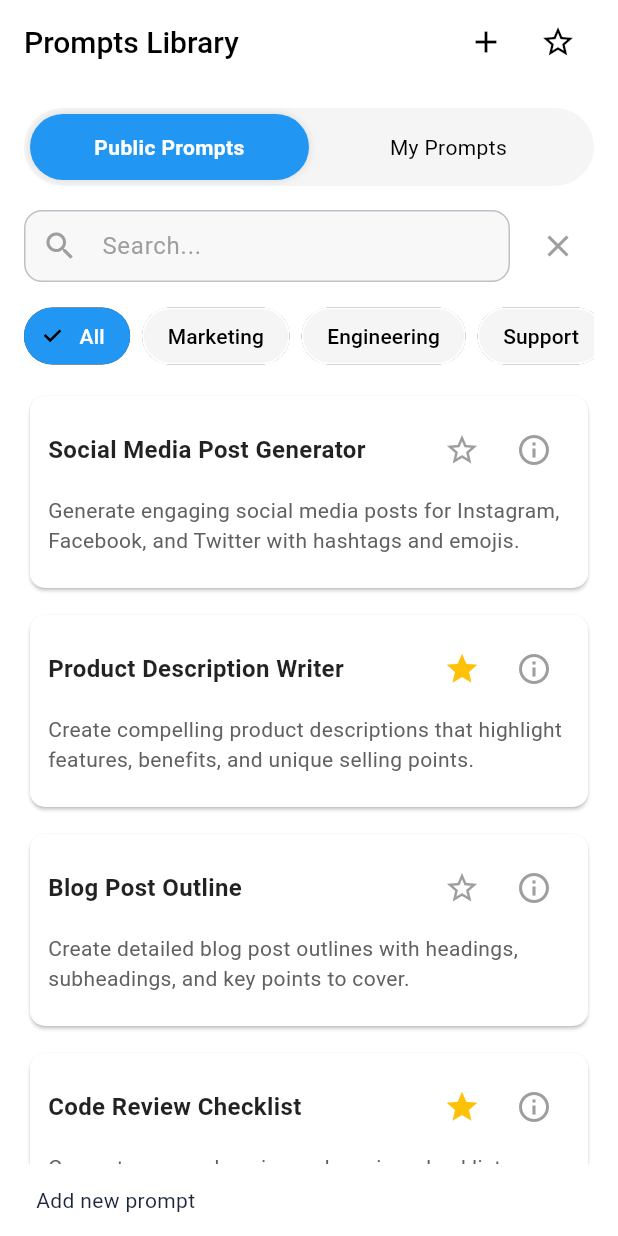
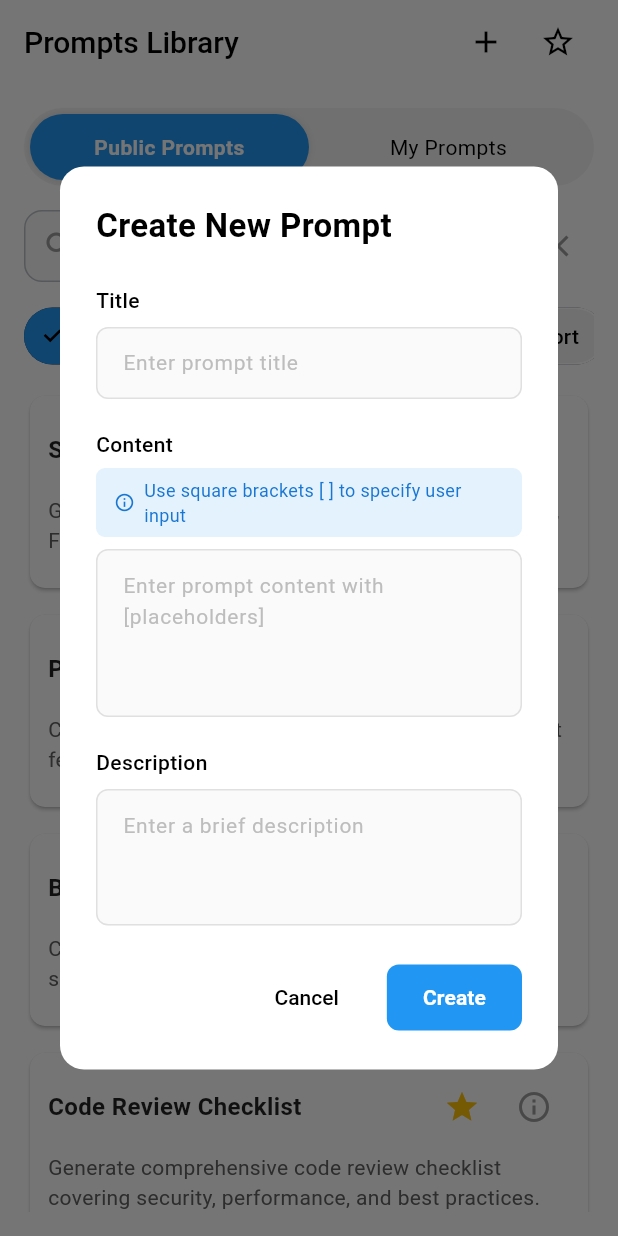
Before and after one commit to Ngleanthu/ByteQueens-advance-mobile, a Flutter app: the PromptListPage screen opened by its route, after a tap on the "add" icon, on a phone screen of 412 x 824 dp. Run offline on Flutter 3.47's test engine with Material 3 defaults, Android fonts, the phone set to English and light mode, and no system bars.

Commit message:
Create Prompt Pop Up

```diff
--- a/lib/features/prompt/presentation/pages/prompt_list_page.dart
+++ b/lib/features/prompt/presentation/pages/prompt_list_page.dart
@@ -1,6 +1,7 @@
 import 'package:flutter/material.dart';
 import '../../../../data/models/prompt.dart';
 import '../widgets/prompt_item.dart';
+import '../widgets/create_prompt_dialog.dart';
 
 class PromptListPage extends StatefulWidget {
   const PromptListPage({Key? key}) : super(key: key);
@@ -228,8 +229,11 @@ class _PromptListPageState extends State<PromptListPage> {
                 IconButton(
                   icon: const Icon(Icons.add, color: Colors.black),
                   onPressed: () {
-                    ScaffoldMessenger.of(context).showSnackBar(
-                      const SnackBar(content: Text('Add new prompt')),
+                    showDialog(
+                      context: context,
+                      builder: (BuildContext context) {
+                        return const CreatePromptDialog();
+                      },
                     );
                   },
                 ),
--- /dev/null
+++ b/lib/features/prompt/presentation/widgets/create_prompt_dialog.dart
@@ -0,0 +1,261 @@
+import 'package:flutter/material.dart';
+
+class CreatePromptDialog extends StatelessWidget {
+  const CreatePromptDialog({Key? key}) : super(key: key);
+
+  @override
+  Widget build(BuildContext context) {
+    final TextEditingController titleController = TextEditingController();
+    final TextEditingController contentController = TextEditingController();
+    final TextEditingController descriptionController = TextEditingController();
+
+    return Dialog(
+      shape: RoundedRectangleBorder(borderRadius: BorderRadius.circular(16)),
+      backgroundColor: const Color.fromARGB(255, 255, 255, 255),
+      child: Container(
+        width: MediaQuery.of(context).size.width * 0.85,
+        constraints: const BoxConstraints(maxWidth: 500),
+        padding: const EdgeInsets.all(24),
+        child: Column(
+          mainAxisSize: MainAxisSize.min,
+          crossAxisAlignment: CrossAxisAlignment.start,
+          children: [
+            // Header
+            const Text(
+              'Create New Prompt',
+              style: TextStyle(
+                fontSize: 22,
+                fontWeight: FontWeight.w600,
+                color: Colors.black,
+              ),
+            ),
+            const SizedBox(height: 24),
+
+            // Content
+            Flexible(
+              child: SingleChildScrollView(
+                child: Column(
+                  crossAxisAlignment: CrossAxisAlignment.start,
+                  children: [
+                    // Title Field
+                    const Text(
+                      'Title',
+                      style: TextStyle(
+                        fontSize: 14,
+                        fontWeight: FontWeight.w500,
+                        color: Colors.black,
+                      ),
+                    ),
+                    const SizedBox(height: 8),
+                    TextField(
+                      controller: titleController,
+                      style: const TextStyle(fontSize: 14),
+                      decoration: InputDecoration(
+                        hintText: 'Enter prompt title',
+                        hintStyle: TextStyle(
+                          color: Colors.grey[400],
+                          fontSize: 14,
+                        ),
+                        contentPadding: const EdgeInsets.symmetric(
+                          horizontal: 14,
+                          vertical: 12,
+                        ),
+                        border: OutlineInputBorder(
+                          borderRadius: BorderRadius.circular(8),
+                          borderSide: BorderSide(color: Colors.grey[300]!),
+                        ),
+                        enabledBorder: OutlineInputBorder(
+                          borderRadius: BorderRadius.circular(8),
+                          borderSide: BorderSide(color: Colors.grey[300]!),
+                        ),
+                        focusedBorder: OutlineInputBorder(
+                          borderRadius: BorderRadius.circular(8),
+                          borderSide: const BorderSide(
+                            color: Colors.blue,
+                            width: 1.5,
+                          ),
+                        ),
+                        filled: true,
+                        fillColor: Colors.grey[50],
+                      ),
+                    ),
+                    const SizedBox(height: 20),
+
+                    // Content Field
+                    const Text(
+                      'Content',
+                      style: TextStyle(
+                        fontSize: 14,
+                        fontWeight: FontWeight.w500,
+                        color: Colors.black,
+                      ),
+                    ),
+                    const SizedBox(height: 6),
+                    Container(
+                      padding: const EdgeInsets.symmetric(
+                        horizontal: 12,
+                        vertical: 6,
+                      ),
+                      decoration: BoxDecoration(
+                        color: Colors.blue[50],
+                        borderRadius: BorderRadius.circular(6),
+                      ),
+                      child: Row(
+                        children: [
+                          Icon(
+                            Icons.info_outline,
+                            size: 14,
+                            color: Colors.blue[700],
+                          ),
+                          const SizedBox(width: 6),
+                          Expanded(
+                            child: Text(
+                              'Use square brackets [ ] to specify user input',
+                              style: TextStyle(
+                                fontSize: 12,
+                                color: Colors.blue[700],
+                              ),
+                            ),
+                          ),
+                        ],
+                      ),
+                    ),
+                    const SizedBox(height: 8),
+                    TextField(
+                      controller: contentController,
+                      maxLines: 4,
+                      style: const TextStyle(fontSize: 14),
+                      decoration: InputDecoration(
+                        hintText: 'Enter prompt content with [placeholders]',
+                        hintStyle: TextStyle(
+                          color: Colors.grey[400],
+                          fontSize: 14,
+                        ),
+                        contentPadding: const EdgeInsets.all(14),
+                        border: OutlineInputBorder(
+                          borderRadius: BorderRadius.circular(8),
+                          borderSide: BorderSide(color: Colors.grey[300]!),
+                        ),
+                        enabledBorder: OutlineInputBorder(
+                          borderRadius: BorderRadius.circular(8),
+                          borderSide: BorderSide(color: Colors.grey[300]!),
+                        ),
+                        focusedBorder: OutlineInputBorder(
+                          borderRadius: BorderRadius.circular(8),
+                          borderSide: const BorderSide(
+                            color: Colors.blue,
+                            width: 1.5,
+                          ),
+                        ),
+                        filled: true,
+                        fillColor: Colors.grey[50],
+                      ),
+                    ),
+                    const SizedBox(height: 20),
+
+                    // Description Field
+                    const Text(
+                      'Description',
+                      style: TextStyle(
+                        fontSize: 14,
+                        fontWeight: FontWeight.w500,
+                        color: Colors.black,
+                      ),
+                    ),
+                    const SizedBox(height: 8),
+                    TextField(
+                      controller: descriptionController,
+                      maxLines: 3,
+                      style: const TextStyle(fontSize: 14),
+                      decoration: InputDecoration(
+                        hintText: 'Enter a brief description',
+                        hintStyle: TextStyle(
+                          color: Colors.grey[400],
+                          fontSize: 14,
+                        ),
+                        contentPadding: const EdgeInsets.all(14),
+                        border: OutlineInputBorder(
+                          borderRadius: BorderRadius.circular(8),
+                          borderSide: BorderSide(color: Colors.grey[300]!),
+                        ),
+                        enabledBorder: OutlineInputBorder(
+                          borderRadius: BorderRadius.circular(8),
+                          borderSide: BorderSide(color: Colors.grey[300]!),
+                        ),
+                        focusedBorder: OutlineInputBorder(
+                          borderRadius: BorderRadius.circular(8),
+                          borderSide: const BorderSide(
+                            color: Colors.blue,
+                            width: 1.5,
+                          ),
+                        ),
+                        filled: true,
+                        fillColor: Colors.grey[50],
+                      ),
+                    ),
+                  ],
+                ),
+              ),
+            ),
+
+            const SizedBox(height: 24),
+
+            // Actions
+            Row(
+              mainAxisAlignment: MainAxisAlignment.end,
+              children: [
+                TextButton(
+                  onPressed: () => Navigator.of(context).pop(),
+                  style: TextButton.styleFrom(
+                    foregroundColor: Colors.black,
+                    padding: const EdgeInsets.symmetric(
+                      horizontal: 20,
+                      vertical: 12,
+                    ),
+                  ),
+                  child: const Text(
+                    'Cancel',
+                    style: TextStyle(fontSize: 14, fontWeight: FontWeight.w500),
+                  ),
+                ),
+                const SizedBox(width: 12),
+                ElevatedButton(
+                  onPressed: () {
+                    final String title = titleController.text;
+                    final String content = contentController.text;
+                    final String description = descriptionController.text;
+
+                    print('Title: $title');
+                    print('Content: $content');
+                    print('Description: $description');
+
+                    Navigator.of(context).pop();
+                    ScaffoldMessenger.of(context).showSnackBar(
+                      const SnackBar(content: Text('New prompt created!')),
+                    );
+                  },
+                  style: ElevatedButton.styleFrom(
+                    backgroundColor: Colors.blue,
+                    foregroundColor: Colors.white,
+                    elevation: 0,
+                    padding: const EdgeInsets.symmetric(
+                      horizontal: 24,
+                      vertical: 12,
+                    ),
+                    shape: RoundedRectangleBorder(
+                      borderRadius: BorderRadius.circular(8),
+                    ),
+                  ),
+                  child: const Text(
+                    'Create',
+                    style: TextStyle(fontSize: 14, fontWeight: FontWeight.w600),
+                  ),
+                ),
+              ],
+            ),
+          ],
+        ),
+      ),
+    );
+  }
+}
```
Also changed, not shown: lib/main.dart (line endings or trailing spaces).
